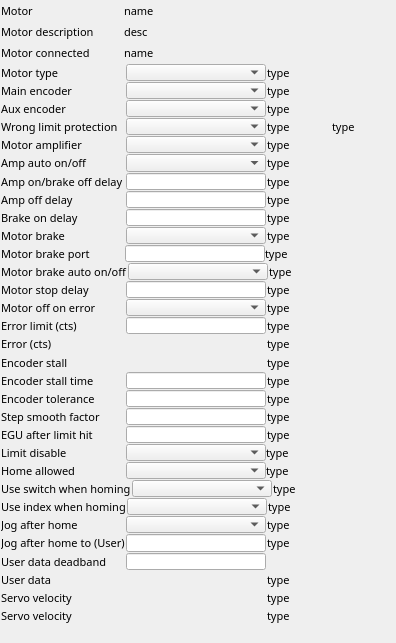
Qt form GalilSup/op/ui/galil_motor_extras.ui (ISISComputingGroup/EPICS-galil) before a commit.
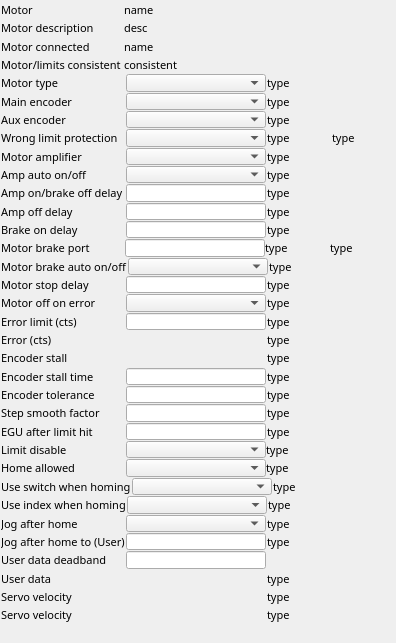
The same form after that commit. Custom widgets are drawn as their Qt base class.

Diff of the .ui file:
```diff
--- a/GalilSup/op/ui/galil_motor_extras.ui
+++ b/GalilSup/op/ui/galil_motor_extras.ui
@@ -42,7 +42,7 @@
        <property name="minimumSize">
         <size>
          <width>122</width>
-         <height>0</height>
+         <height>14</height>
         </size>
        </property>
        <property name="font">
@@ -92,7 +92,7 @@
        <property name="sizeHint" stdset="0">
         <size>
          <width>40</width>
-         <height>20</height>
+         <height>1</height>
         </size>
        </property>
       </spacer>
@@ -165,7 +165,7 @@
        <property name="sizeHint" stdset="0">
         <size>
          <width>40</width>
-         <height>20</height>
+         <height>1</height>
         </size>
        </property>
       </spacer>
@@ -238,7 +238,83 @@
        <property name="sizeHint" stdset="0">
         <size>
          <width>40</width>
-         <height>20</height>
+         <height>1</height>
+        </size>
+       </property>
+      </spacer>
+     </item>
+    </layout>
+   </item>
+   <item>
+    <layout class="QHBoxLayout" name="horizontalLayout_14">
+     <property name="spacing">
+      <number>1</number>
+     </property>
+     <item>
+      <widget class="QLabel" name="label_17">
+       <property name="sizePolicy">
+        <sizepolicy hsizetype="Fixed" vsizetype="Preferred">
+         <horstretch>0</horstretch>
+         <verstretch>0</verstretch>
+        </sizepolicy>
+       </property>
+       <property name="minimumSize">
+        <size>
+         <width>122</width>
+         <height>0</height>
+        </size>
+       </property>
+       <property name="font">
+        <font>
+         <family>Abyssinica SIL</family>
+         <pointsize>8</pointsize>
+        </font>
+       </property>
+       <property name="text">
+        <string>Motor/limits consistent</string>
+       </property>
+      </widget>
+     </item>
+     <item>
+      <widget class="QELabel" name="qelabel_38">
+       <property name="sizePolicy">
+        <sizepolicy hsizetype="Preferred" vsizetype="Preferred">
+         <horstretch>0</horstretch>
+         <verstretch>0</verstretch>
+        </sizepolicy>
+       </property>
+       <property name="font">
+        <font>
+         <family>Abyssinica SIL</family>
+         <pointsize>8</pointsize>
+        </font>
+       </property>
+       <property name="layoutDirection">
+        <enum>Qt::LeftToRight</enum>
+       </property>
+       <property name="alignment">
+        <set>Qt::AlignLeading|Qt::AlignLeft|Qt::AlignVCenter</set>
+       </property>
+       <property name="variable" stdset="0">
+        <string>$(DMC)$(M)_LIMITCONSISTENT_STATUS</string>
+       </property>
+       <property name="radix">
+        <number>10</number>
+       </property>
+       <property name="text">
+        <string>consistent</string>
+       </property>
+      </widget>
+     </item>
+     <item>
+      <spacer name="horizontalSpacer_5">
+       <property name="orientation">
+        <enum>Qt::Horizontal</enum>
+       </property>
+       <property name="sizeHint" stdset="0">
+        <size>
+         <width>40</width>
+         <height>1</height>
         </size>
        </property>
       </spacer>
@@ -1105,97 +1181,6 @@
      </item>
     </layout>
    </item>
-   <item>
-    <layout class="QHBoxLayout" name="horizontalLayout_14">
-     <property name="spacing">
-      <number>1</number>
-     </property>
-     <item>
-      <widget class="QLabel" name="label_17">
-       <property name="sizePolicy">
-        <sizepolicy hsizetype="Fixed" vsizetype="Preferred">
-         <horstretch>0</horstretch>
-         <verstretch>0</verstretch>
-        </sizepolicy>
-       </property>
-       <property name="minimumSize">
-        <size>
-         <width>124</width>
-         <height>0</height>
-        </size>
-       </property>
-       <property name="font">
-        <font>
-         <family>Abyssinica SIL</family>
-         <pointsize>8</pointsize>
-        </font>
-       </property>
-       <property name="text">
-        <string>Motor brake</string>
-       </property>
-      </widget>
-     </item>
-     <item>
-      <widget class="QEComboBox" name="qecombobox_8">
-       <property name="sizePolicy">
-        <sizepolicy hsizetype="Fixed" vsizetype="Preferred">
-         <horstretch>0</horstretch>
-         <verstretch>0</verstretch>
-        </sizepolicy>
-       </property>
-       <property name="minimumSize">
-        <size>
-         <width>140</width>
-         <height>1</height>
-        </size>
-       </property>
-       <property name="maximumSize">
-        <size>
-         <width>140</width>
-         <height>16777215</height>
-        </size>
-       </property>
-       <property name="font">
-        <font>
-         <family>Abyssinica SIL</family>
-         <pointsize>8</pointsize>
-        </font>
-       </property>
-       <property name="variable" stdset="0">
-        <string>$(DMC)$(M)_BRAKE_CMD</string>
-       </property>
-      </widget>
-     </item>
-     <item>
-      <widget class="QELabel" name="qelabel_16">
-       <property name="sizePolicy">
-        <sizepolicy hsizetype="Minimum" vsizetype="Preferred">
-         <horstretch>0</horstretch>
-         <verstretch>0</verstretch>
-        </sizepolicy>
-       </property>
-       <property name="font">
-        <font>
-         <family>Abyssinica SIL</family>
-         <pointsize>8</pointsize>
-        </font>
-       </property>
-       <property name="layoutDirection">
-        <enum>Qt::LeftToRight</enum>
-       </property>
-       <property name="alignment">
-        <set>Qt::AlignLeading|Qt::AlignLeft|Qt::AlignVCenter</set>
-       </property>
-       <property name="variable" stdset="0">
-        <string>$(DMC)$(M)_BRAKE_STATUS</string>
-       </property>
-       <property name="text">
-        <string>type</string>
-       </property>
-      </widget>
-     </item>
-    </layout>
-   </item>
    <item>
     <layout class="QHBoxLayout" name="horizontalLayout_31">
      <property name="spacing">
@@ -1288,6 +1273,34 @@
        </property>
       </widget>
      </item>
+     <item>
+      <widget class="QELabel" name="qelabel_16">
+       <property name="sizePolicy">
+        <sizepolicy hsizetype="Preferred" vsizetype="Preferred">
+         <horstretch>0</horstretch>
+         <verstretch>0</verstretch>
+        </sizepolicy>
+       </property>
+       <property name="font">
+        <font>
+         <family>Abyssinica SIL</family>
+         <pointsize>8</pointsize>
+        </font>
+       </property>
+       <property name="layoutDirection">
+        <enum>Qt::LeftToRight</enum>
+       </property>
+       <property name="alignment">
+        <set>Qt::AlignLeading|Qt::AlignLeft|Qt::AlignVCenter</set>
+       </property>
+       <property name="variable" stdset="0">
+        <string>$(DMC)$(M)_BRAKE_STATUS</string>
+       </property>
+       <property name="text">
+        <string>type</string>
+       </property>
+      </widget>
+     </item>
     </layout>
    </item>
    <item>
```
